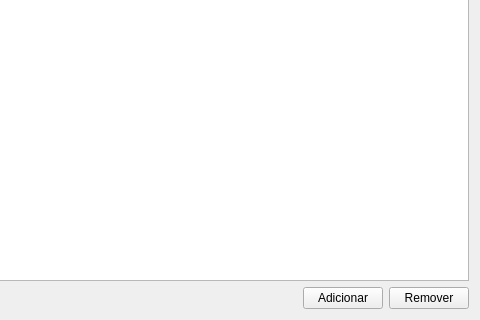
Before: the Qt Designer form APP/querymanutecoes.ui in diegosou4/Moto_Rent, drawn with Qt 5; both pictures show x 420 to 900 and y 280 to 600 of the 900 by 600 pixel window.
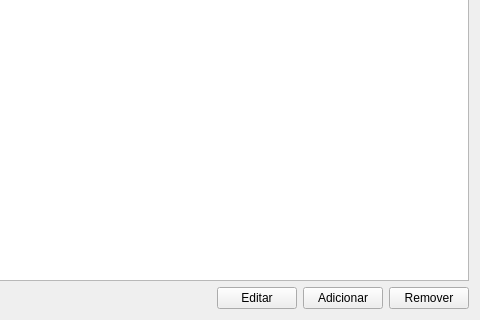
After: the same form once the commit is applied.

Commit message: Foi criado a funcao de Editar a manuntecao e foi passada o valor do id da moto para line_id da outra tela

Diff of the .ui file:
```diff
--- a/APP/querymanutecoes.ui
+++ b/APP/querymanutecoes.ui
@@ -91,6 +91,13 @@
          </property>
         </spacer>
        </item>
+       <item>
+        <widget class="QPushButton" name="btn_editar">
+         <property name="text">
+          <string>Editar</string>
+         </property>
+        </widget>
+       </item>
        <item>
         <widget class="QPushButton" name="btn_add">
          <property name="maximumSize">
```
The commit also changes 13 other files.
